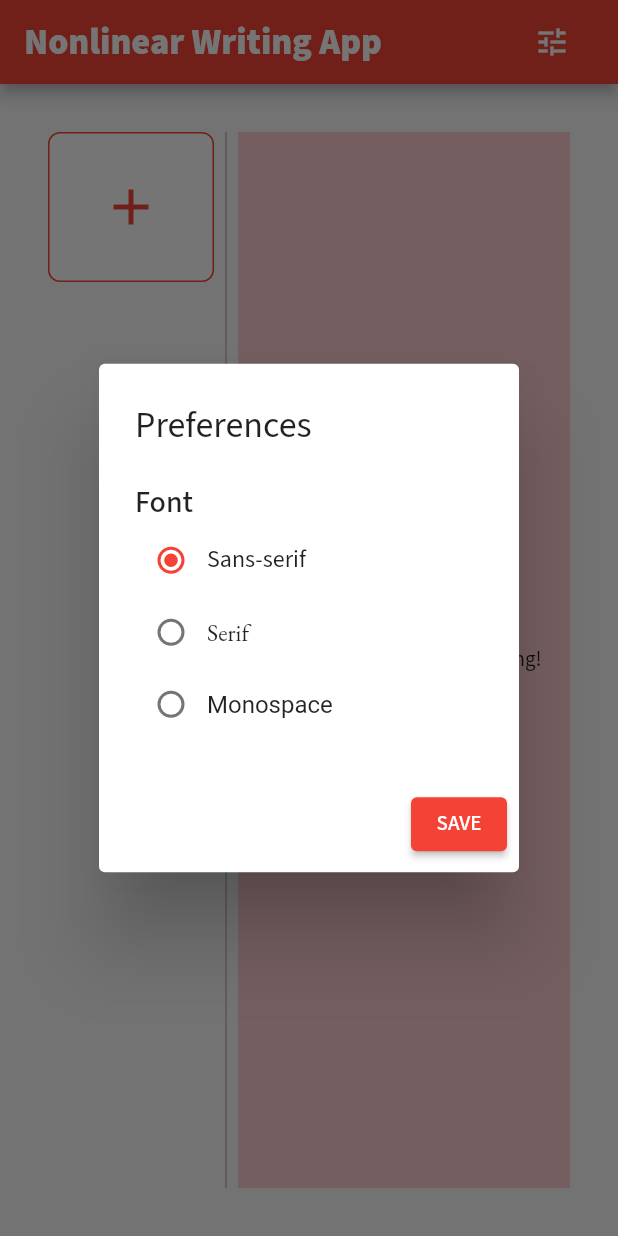
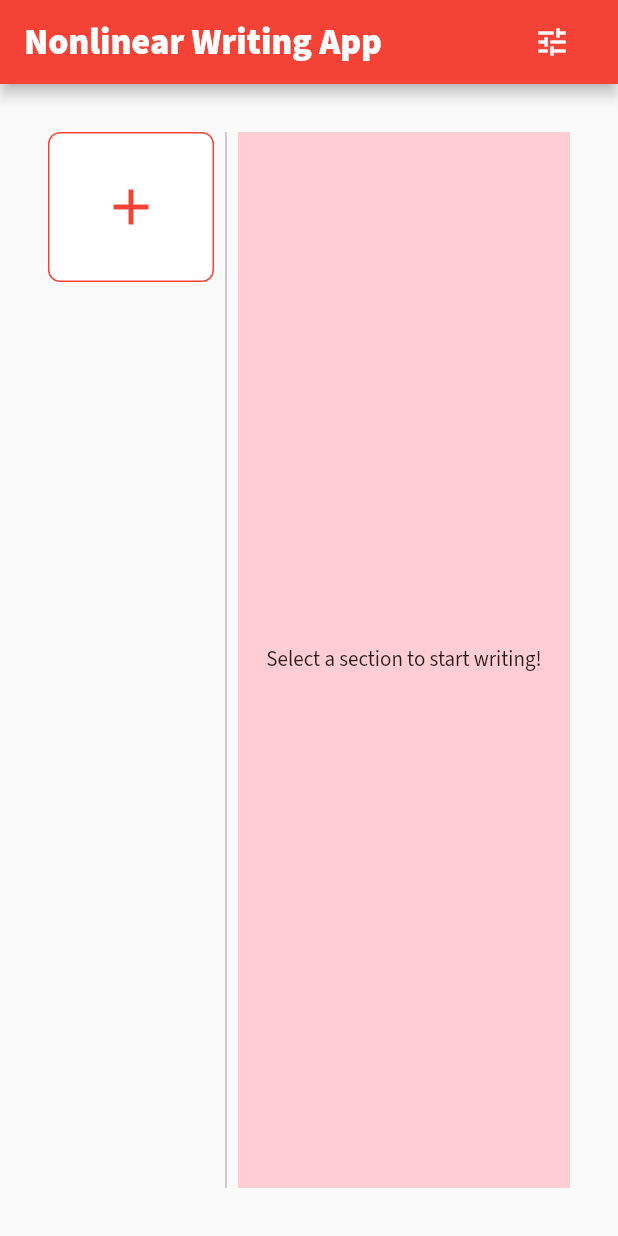
Before and after one commit to WalrusGumboot/nonlinwrit, a Flutter app: the screen it shows after launch, after a tap on the "tune" icon, on a phone screen of 412 x 824 dp. Run offline on Flutter 3.47's test engine with Material 2 defaults, Android fonts, the phone set to English and light mode, and no system bars; our stand-ins replace google_fonts; Roboto replaces fonts that are missing (Fira Mono).

Commit message:
Removed font preferences, probably going to rework this tonight

```diff
--- a/lib/main.dart
+++ b/lib/main.dart
@@ -51,24 +51,6 @@ Section? possiblyGetSelectedSection(List<Section> s) {
   return null;
 }
 
-enum PreferredFont {
-  serif,       // EB Garamond
-  sans_serif,  // Source Sans Pro
-  mono         // Fira Mono
-}
-
-TextStyle getStyle(PreferredFont f) {
-  switch (f) {
-    case PreferredFont.sans_serif:
-      return GoogleFonts.sourceSansPro();
-    case PreferredFont.serif:
-      return GoogleFonts.ebGaramond();
-    case PreferredFont.mono:
-      return GoogleFonts.firaMono();
-  }
-}
-
-
 class WritingScreenState extends State<WritingScreen> {
   late List<Section> sections;
 
@@ -103,14 +85,6 @@ class WritingScreenState extends State<WritingScreen> {
     TextEditingController editSectionDescCtrl  = TextEditingController();
     TextEditingController writtenTextCtrl      = TextEditingController();
 
-    PreferredFont font = PreferredFont.sans_serif;
-
-    void setFont(PreferredFont f) {
-      setState(() {
-        print("Setting font to $f, was $font");
-        font = f;
-      });
-    }
 
 
     return Scaffold(
@@ -125,86 +99,7 @@ class WritingScreenState extends State<WritingScreen> {
             icon: Icon(Icons.tune),
             tooltip: "Preferences",
             onPressed: () {
-              PreferredFont newFontInMain = font;
-              showDialog(context: context, builder: (context) {
-                return StatefulBuilder(
-                  builder: (BuildContext context, StateSetter setState) {
 
-                    // this function is defined inside of this builder so that
-                    // setState has the proper context
-                    Container fontSelection(PreferredFont f) {
-                      String fontName = "";
-
-                      switch (f) {
-                        case PreferredFont.mono:
-                          fontName = "Monospace";
-                          break;
-                        case PreferredFont.sans_serif:
-                          fontName = "Sans-serif";
-                          break;
-                        case PreferredFont.serif:
-                          fontName = "Serif";
-                          break;
-                        default:
-                      }
-
-                      return Container(
-                        child: Row(
-                          children: [
-                            Radio<PreferredFont>(
-                              groupValue: font,
-                              value: f,
-                              onChanged: (PreferredFont? newFont) {
-                                print(newFont);
-                                setState(() {
-                                  font = newFont!;
-                                  newFontInMain = newFont;
-                                });
-                              },
-                            ),
-                            Text(fontName, style: getStyle(f)),
-                          ],
-                        ),
-                      );
-                    }
-
-                    return AlertDialog(
-                      title: Text("Preferences", style: Theme.of(context).textTheme.headline5),
-                      content: Column(
-                        crossAxisAlignment: CrossAxisAlignment.stretch,
-                        mainAxisSize: MainAxisSize.min,
-                        children: [
-                          SizedBox(height: 1, width: 180),
-                          Text("Font", style: Theme.of(context).textTheme.headline6),
-                          fontSelection(PreferredFont.sans_serif),
-                          fontSelection(PreferredFont.serif),
-                          fontSelection(PreferredFont.mono),
-                        ],
-                      ),
-                      actions: [
-                        // TextButton(
-                        //   child: Text("CANCEL"),
-                        //   onPressed: () {Navigator.pop(context);},
-                        // ),
-                        ElevatedButton(
-                          child: Text("SAVE"),
-                          onPressed: () {
-                            setFont(newFontInMain);
-                            Navigator.pop(context);
-                            ScaffoldMessenger.of(context).showSnackBar(
-                              new SnackBar(content: Text("Updated your preferences."))
-                            );
-                          },
-                        )
-                      ],
-                    );
-                  },
-                );
-              });
-              // setState(() {
-              //   font = newFontInMain;
-              //   print("Should have updated the font to $newFontInMain, was $font");
-              // });
             }
           ),
           SizedBox(width: 20)
@@ -425,7 +320,6 @@ class WritingScreenState extends State<WritingScreen> {
                                       maxLines: null,
                                       expands: true,
 
-                                      style: getStyle(font),
 
                                       textAlignVertical: TextAlignVertical.top,
 
@@ -435,7 +329,6 @@ class WritingScreenState extends State<WritingScreen> {
                                         filled: true,
                                         border: OutlineInputBorder(borderRadius: BorderRadius.circular(4)),
                                         hintText: "Start writing!",
-                                        hintStyle: getStyle(font).apply(fontStyle: FontStyle.italic)
                                       )
                                     ),
                                   ),
@@ -453,7 +346,6 @@ class WritingScreenState extends State<WritingScreen> {
                                         ScaffoldMessenger.of(context).showSnackBar(
                                           new SnackBar(content: Text("Saved your precious work!"))
                                         );
-                                        print(font);
                                       });
                                     },
                                     icon: Icon(Icons.save),
```
